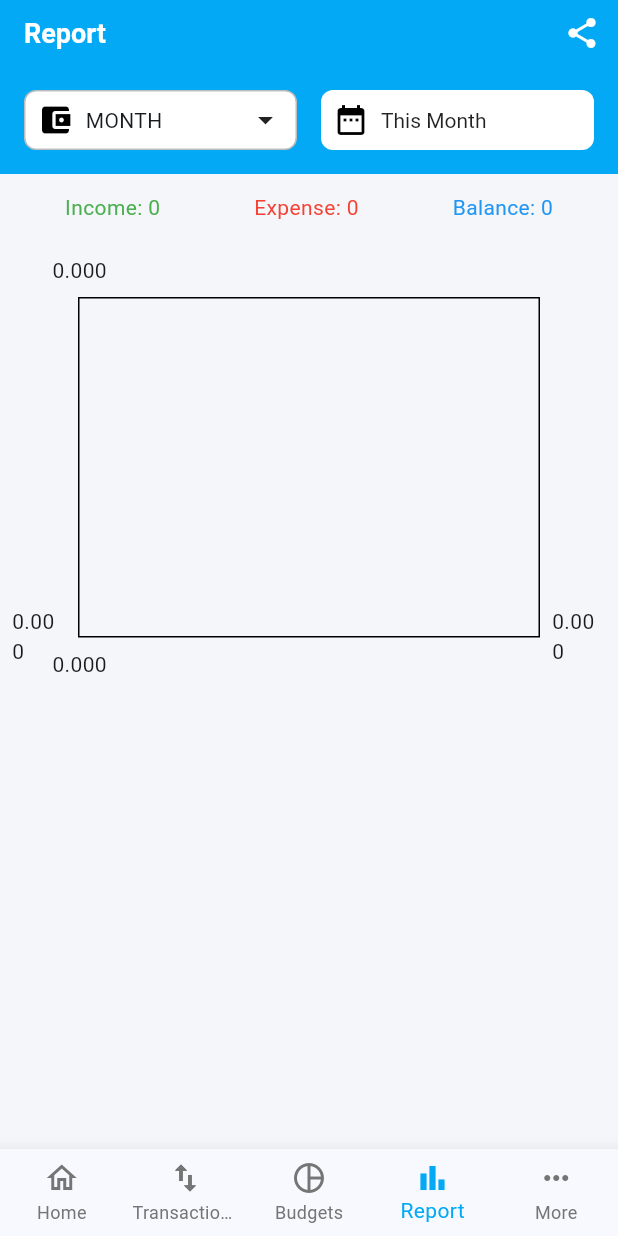
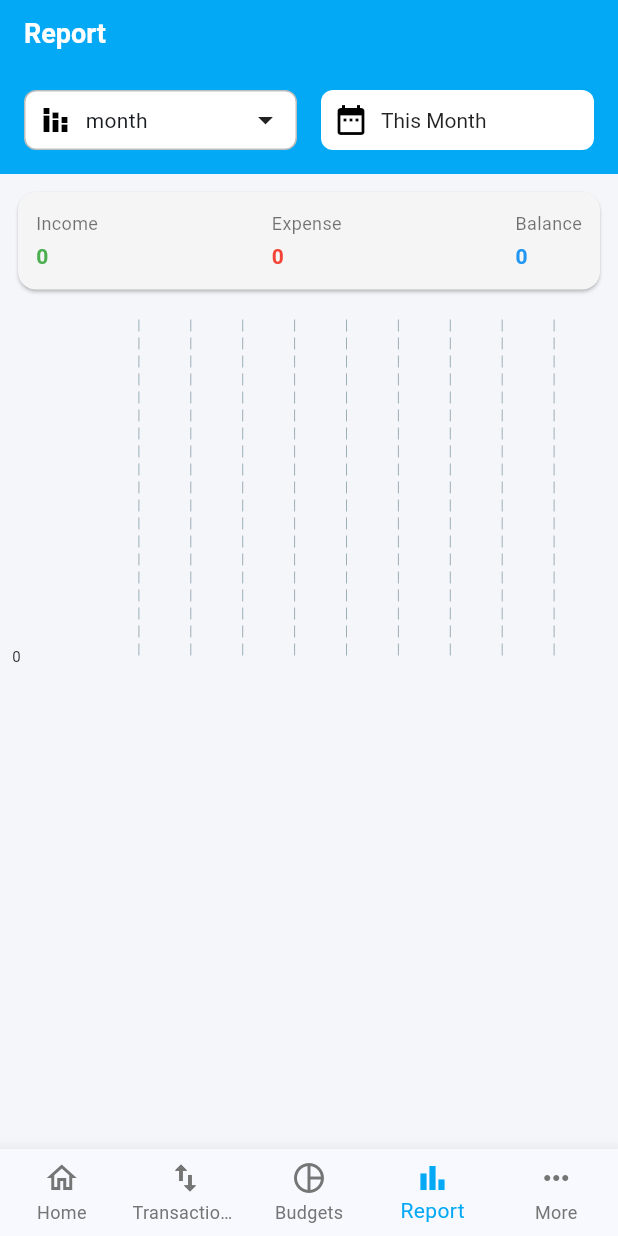
Before and after one commit to ciptosetiono/catatan-keuangan-mobile, a Flutter app: the screen it shows once a user with an empty profile is signed in, item 4 of the bottom bar chosen, on a phone screen of 412 x 824 dp. Run offline on Flutter 3.47's test engine with Material 3 defaults, Android fonts, the phone set to English and light mode, and no system bars; drawn by our look-alikes of fl_chart; our stand-ins replace cloud_firestore, csv, firebase_auth, firebase_core, google_sign_in, printing and 2 more; missing offline and left inert: month_year_picker; accounts and stored records are empty.

Commit message:
report chart and list

```diff
--- a/lib/screens/reports/display_option_selector.dart
+++ b/lib/components/forms/display_option_selector.dart
@@ -23,7 +23,7 @@ class DisplayOptionSelector extends StatelessWidget {
       ),
       child: Row(
         children: [
-          const Icon(Icons.account_balance_wallet, color: Colors.black),
+          const Icon(Icons.stacked_bar_chart, color: Colors.black),
           const SizedBox(width: 8),
 
           // Group By Filter (expand like a dropdown)
@@ -44,10 +44,7 @@ class DisplayOptionSelector extends StatelessWidget {
                   ],
               child: Row(
                 mainAxisAlignment: MainAxisAlignment.spaceBetween,
-                children: [
-                  Text(groupBy.toUpperCase()),
-                  const Icon(Icons.arrow_drop_down),
-                ],
+                children: [Text(groupBy), const Icon(Icons.arrow_drop_down)],
               ),
             ),
           ),
--- a/lib/components/reports/report_chart.dart
+++ b/lib/components/reports/report_chart.dart
@@ -2,32 +2,119 @@ import 'package:fl_chart/fl_chart.dart';
 import 'package:flutter/material.dart';
 
 class ReportChart extends StatelessWidget {
-  final List<Map<String, dynamic>> transactions;
+  final Map<String, List<Map<String, dynamic>>> groupedData;
+  final String groupBy;
 
-  const ReportChart({super.key, required this.transactions});
+  const ReportChart({
+    super.key,
+    required this.groupedData,
+    required this.groupBy,
+  });
 
   @override
   Widget build(BuildContext context) {
-    return LineChart(
-      LineChartData(
-        titlesData: FlTitlesData(show: true),
-        borderData: FlBorderData(show: true),
-        lineBarsData: [
-          LineChartBarData(
-            isCurved: true,
-            color: Colors.blue,
-            spots:
-                transactions.asMap().entries.map((e) {
-                  return FlSpot(
-                    e.key.toDouble(),
-                    (e.value["type"] == "income"
-                            ? e.value["amount"]
-                            : -e.value["amount"])
-                        .toDouble(),
+    return _buildBarChart();
+  }
+
+  /// 📊 Bar Chart (income & expense)
+  Widget _buildBarChart() {
+    final incomeByGroup = <String, double>{};
+    final expenseByGroup = <String, double>{};
+
+    groupedData.forEach((key, items) {
+      final income = items
+          .where((tx) => tx["type"] == "income")
+          .fold(0.0, (sum, tx) => sum + (tx["amount"] as num).toDouble());
+
+      final expense = items
+          .where((tx) => tx["type"] == "expense")
+          .fold(0.0, (sum, tx) => sum + (tx["amount"] as num).toDouble());
+
+      incomeByGroup[key] = income;
+      expenseByGroup[key] = expense;
+    });
+
+    final keys =
+        incomeByGroup.keys.toSet().union(expenseByGroup.keys.toSet()).toList()
+          ..sort();
+
+    final barGroups = <BarChartGroupData>[];
+
+    for (var i = 0; i < keys.length; i++) {
+      final key = keys[i];
+      final income = incomeByGroup[key] ?? 0;
+      final expense = expenseByGroup[key] ?? 0;
+
+      barGroups.add(
+        BarChartGroupData(
+          x: i,
+          barsSpace: 6, // jarak antar batang income & expense
+          barRods: [
+            BarChartRodData(
+              toY: income,
+              color: Colors.green,
+              width: 12,
+              borderRadius: BorderRadius.circular(3),
+            ),
+            BarChartRodData(
+              toY: expense,
+              color: Colors.red,
+              width: 12,
+              borderRadius: BorderRadius.circular(3),
+            ),
+          ],
+        ),
+      );
+    }
+
+    return BarChart(
+      BarChartData(
+        barGroups: barGroups,
+        gridData: FlGridData(show: true),
+        titlesData: FlTitlesData(
+          topTitles: AxisTitles(sideTitles: SideTitles(showTitles: false)),
+          rightTitles: AxisTitles(sideTitles: SideTitles(showTitles: false)),
+          bottomTitles: AxisTitles(
+            sideTitles: SideTitles(
+              showTitles: true,
+              reservedSize: 40,
+              getTitlesWidget: (value, meta) {
+                final index = value.toInt();
+                if (index < 0 || index >= keys.length) {
+                  return const SizedBox.shrink();
+                }
+                return Text(
+                  keys[index], // label bulan/tahun
+                  style: const TextStyle(fontSize: 10),
+                );
+              },
+            ),
+          ),
+          leftTitles: AxisTitles(
+            sideTitles: SideTitles(
+              showTitles: true,
+              reservedSize: 50,
+              getTitlesWidget: (value, meta) {
+                if (value >= 1000000) {
+                  return Text(
+                    '${(value / 1000000).toStringAsFixed(1)}M',
+                    style: const TextStyle(fontSize: 10),
                   );
-                }).toList(),
+                } else if (value >= 1000) {
+                  return Text(
+                    '${(value / 1000).toStringAsFixed(0)}K',
+                    style: const TextStyle(fontSize: 10),
+                  );
+                }
+                return Text(
+                  value.toInt().toString(),
+                  style: const TextStyle(fontSize: 10),
+                );
+              },
+            ),
           ),
-        ],
+        ),
+        borderData: FlBorderData(show: false),
       ),
     );
   }
--- a/lib/components/reports/report_filter.dart
+++ b/lib/components/reports/report_filter.dart
@@ -1,7 +1,7 @@
 import 'package:flutter/material.dart';
 import 'package:money_note/components/forms/date_filter_dropdown.dart';
 import 'package:money_note/constants/date_filter_option.dart';
-import 'package:money_note/screens/reports/display_option_selector.dart';
+import 'package:money_note/components/forms/display_option_selector.dart';
 
 class ReportFilter extends StatefulWidget implements PreferredSizeWidget {
   final DateFilterOption? selectedRange;
--- a/lib/components/reports/report_list.dart
+++ b/lib/components/reports/report_list.dart
@@ -1,30 +1,44 @@
 import 'package:flutter/material.dart';
-import 'package:intl/intl.dart';
+import 'package:money_note/components/reports/report_list_item.dart';
+import 'package:money_note/utils/currency_formatter.dart';
 
 class ReportList extends StatelessWidget {
-  final List<Map<String, dynamic>> transactions;
-
-  const ReportList({super.key, required this.transactions});
+  final Map<String, List<Map<String, dynamic>>> groupedData;
+  final String groupBy;
+  const ReportList({
+    super.key,
+    required this.groupedData,
+    required this.groupBy,
+  });
 
   @override
   Widget build(BuildContext context) {
+    final keys = groupedData.keys.toList()..sort();
+    final CurrencyFormatter currencyFormatter = CurrencyFormatter();
     return ListView.builder(
-      itemCount: transactions.length,
+      itemCount: keys.length,
       itemBuilder: (ctx, i) {
-        final tx = transactions[i];
-        return ListTile(
-          title: Text(
-            "${tx["categoryName"] ?? "-"} - Rp ${tx["amount"].toString()}",
-          ),
-          subtitle: Text(
-            "${DateFormat("yyyy-MM-dd").format(tx["date"].toDate())} | ${tx["accountName"] ?? "-"}",
-          ),
-          trailing: Text(
-            tx["type"] == "income" ? "+" : "-",
-            style: TextStyle(
-              color: tx["type"] == "income" ? Colors.green : Colors.red,
-            ),
-          ),
+        final key = keys[i];
+        final items = groupedData[key]!;
+
+        final totalIncome = items
+            .where((tx) => tx["type"] == "income")
+            .fold(0.0, (sum, tx) => sum + (tx["amount"] as num).toDouble());
+
+        final totalExpense = items
+            .where((tx) => tx["type"] == "expense")
+            .fold(0.0, (sum, tx) => sum + (tx["amount"] as num).toDouble());
+
+        final totalBalance = totalIncome - totalExpense;
+
+        return ReportListItem(
+          dataKey: key,
+          title: key,
+          subtitle:
+              "Income: ${currencyFormatter.encode(totalIncome)} | "
+              "Expense: ${currencyFormatter.encode(totalExpense)} | "
+              "Balance: ${currencyFormatter.encode(totalBalance)}",
+          items: items,
         );
       },
     );
--- a/lib/components/reports/report_summary.dart
+++ /dev/null
@@ -1,38 +0,0 @@
-import 'package:flutter/material.dart';
-
-class ReportSummary extends StatelessWidget {
-  final double income;
-  final double expense;
-  final double balance;
-
-  const ReportSummary({
-    super.key,
-    required this.income,
-    required this.expense,
-    required this.balance,
-  });
-
-  @override
-  Widget build(BuildContext context) {
-    return Padding(
-      padding: const EdgeInsets.all(12.0),
-      child: Row(
-        mainAxisAlignment: MainAxisAlignment.spaceAround,
-        children: [
-          Text(
-            "Income: ${income.toStringAsFixed(0)}",
-            style: const TextStyle(color: Colors.green),
-          ),
-          Text(
-            "Expense: ${expense.toStringAsFixed(0)}",
-            style: const TextStyle(color: Colors.red),
-          ),
-          Text(
-            "Balance: ${balance.toStringAsFixed(0)}",
-            style: const TextStyle(color: Colors.blue),
-          ),
-        ],
-      ),
-    );
-  }
-}
--- a/lib/screens/reports/report_screen.dart
+++ b/lib/screens/reports/report_screen.dart
@@ -1,9 +1,11 @@
 import 'package:flutter/material.dart';
+import 'package:cloud_firestore/cloud_firestore.dart';
+import 'package:intl/intl.dart';
 import 'package:money_note/constants/date_filter_option.dart';
 import 'package:money_note/components/reports/report_chart.dart';
 import 'package:money_note/components/reports/report_filter.dart';
+import 'package:money_note/components/transactions/transaction_summary_card.dart';
 import 'package:money_note/components/reports/report_list.dart';
-import 'package:money_note/components/reports/report_summary.dart';
 import 'package:money_note/services/transaction_service.dart';
 
 class ReportScreen extends StatefulWidget {
@@ -19,7 +21,7 @@ class _ReportScreenState extends State<ReportScreen> {
   DateTime? toDate;
   String? selectedLabel;
 
-  String groupBy = "month";
+  String groupBy = "day";
   List<Map<String, dynamic>> transactions = [];
 
   double income = 0;
@@ -36,8 +38,11 @@ class _ReportScreenState extends State<ReportScreen> {
     TransactionService()
         .getTransactionsStream(fromDate: fromDate, toDate: toDate)
         .listen((txList) {
-          transactions = txList.map((tx) => tx.toMap()).toList();
-          _calculateSummary();
+          setState(() {
+            transactions = txList.map((tx) => tx.toMap()).toList();
+            debugPrint(transactions.toString());
+            _calculateSummary();
+          });
         });
   }
 
@@ -54,6 +59,46 @@ class _ReportScreenState extends State<ReportScreen> {
     balance = income - expense;
   }
 
+  Map<String, List<Map<String, dynamic>>> _groupTransactions() {
+    Map<String, List<Map<String, dynamic>>> grouped = {};
+
+    for (var tx in transactions) {
+      final rawDate = tx["date"];
+      late DateTime date;
+
+      if (rawDate is Timestamp) {
+        date = rawDate.toDate();
+      } else if (rawDate is DateTime) {
+        date = rawDate;
+      } else {
+        throw Exception("Unknown date type: $rawDate");
+      }
+      String key;
+      switch (groupBy) {
+        case "day":
+          key = DateFormat("dd MMM yyyy").format(date);
+          break;
+        case "week":
+          final weekOfYear = ((date.dayOfYear - date.weekday + 10) / 7).floor();
+          key = "Week $weekOfYear, ${date.year}";
+          break;
+        case "month":
+          key = DateFormat("MMM yyyy").format(date);
+          break;
+        case "year":
+          key = date.year.toString();
+          break;
+        default:
+          key = DateFormat("dd MMM yyyy").format(date);
+      }
+
+      grouped.putIfAbsent(key, () => []);
+      grouped[key]!.add(tx);
+    }
+
+    return grouped;
+  }
+
   void _applyDateFilter(
     DateFilterOption option, {
     DateTime? from,
@@ -63,8 +108,8 @@ class _ReportScreenState extends State<ReportScreen> {
     setState(() {
       selectedRange = option;
       selectedLabel = label;
-      from = from;
-      to = to;
+      fromDate = from;
+      toDate = to;
     });
     _loadTransactions();
   }
@@ -90,49 +135,47 @@ class _ReportScreenState extends State<ReportScreen> {
     return Scaffold(
       appBar: AppBar(
         title: const Text("Report"), // kosong atau back button
-        actions: [
-          PopupMenuButton<String>(
-            onSelected: _export,
-            itemBuilder:
-                (context) => [
-                  const PopupMenuItem(
-                    value: "csv",
-                    child: Text("Export as CSV"),
-                  ),
-                  const PopupMenuItem(
-                    value: "pdf",
-                    child: Text("Export as PDF"),
-                  ),
-                  const PopupMenuItem(
-                    value: "pdf_preview",
-                    child: Text("Preview PDF"),
-                  ),
-                ],
-            icon: const Icon(Icons.share),
-          ),
-        ],
         bottom: ReportFilter(
           groupBy: "month",
           selectedRange: DateFilterOption.thisMonth,
           onDateRangePicked: _applyDateFilter,
           onGroupChanged: (group) {
-            // update data laporan sesuai groupBy
+            setState(() {
+              groupBy = group;
+            });
           },
         ),
       ),
       body: Column(
         children: [
-          ReportSummary(income: income, expense: expense, balance: balance),
+          TransactionSummaryCard(
+            income: income,
+            expense: expense,
+            balance: balance,
+          ),
           Expanded(
             flex: 1,
             child: Padding(
               padding: const EdgeInsets.all(8.0),
-              child: ReportChart(transactions: transactions),
+              child: ReportChart(
+                groupedData: _groupTransactions(),
+                groupBy: groupBy,
+              ),
             ),
           ),
-          Expanded(flex: 1, child: ReportList(transactions: transactions)),
+          Expanded(
+            flex: 1,
+            child: ReportList(
+              groupedData: _groupTransactions(),
+              groupBy: groupBy,
+            ),
+          ),
         ],
       ),
     );
   }
 }
+
+extension DayOfYear on DateTime {
+  int get dayOfYear => int.parse(DateFormat("D").format(this));
+}
--- a/lib/screens/transactions/transaction_form_screen.dart
+++ b/lib/screens/transactions/transaction_form_screen.dart
@@ -73,10 +73,12 @@ class _TransactionFormScreenState extends State<TransactionFormScreen> {
 
   Future<void> _loadInitialData() async {
     CategoryService().getCategoryStream(type: _type).listen((list) {
+      if (!mounted) return;
       setState(() => _categories = list);
     });
 
     WalletService().getWalletStream().listen((list) {
+      if (!mounted) return;
       setState(() => _wallets = list);
     });
   }
@@ -91,7 +93,7 @@ class _TransactionFormScreenState extends State<TransactionFormScreen> {
       return;
     }
 
-    setState(() => _isSubmitting = true);
+    if (mounted) setState(() => _isSubmitting = true);
 
     final title = _titleController.text.trim();
     // Remove all non-digit and non-decimal separator characters
--- a/lib/screens/transactions/transaction_screen.dart
+++ b/lib/screens/transactions/transaction_screen.dart
@@ -89,6 +89,8 @@ class _TransactionScreenState extends State<TransactionScreen> {
         title: _titleFilter,
       );
 
+      if (!mounted) return;
+
       if (snapshot.docs.isNotEmpty) {
         _lastDocument = snapshot.docs.last;
 
@@ -112,6 +114,7 @@ class _TransactionScreenState extends State<TransactionScreen> {
   }
 
   Future<void> _loadSummary() async {
+    if (!mounted) return;
     setState(() => _isSummaryLoading = true);
     try {
       final result = await TransactionService().getSummary(
@@ -140,6 +143,7 @@ class _TransactionScreenState extends State<TransactionScreen> {
     DateTime? to,
     String? label,
   }) {
+    if (!mounted) return;
     setState(() {
       _selectedDateFilter = option;
       _selectedDateLabel = label;
@@ -156,6 +160,7 @@ class _TransactionScreenState extends State<TransactionScreen> {
     String? category,
     String? title,
   }) {
+    if (!mounted) return;
     setState(() {
       _typeFilter = type;
       _walletFilter = wallet;
@@ -204,6 +209,7 @@ class _TransactionScreenState extends State<TransactionScreen> {
                   child: WalletFilterDropdown(
                     value: _walletFilter,
                     onChanged: (val) {
+                      if (!mounted) return;
                       setState(() => _walletFilter = val);
                       _loadTransactions(reset: true);
                       _loadSummary();
```
Also changed, not shown: lib/components/reports/report_list_item.dart (added, +58 -0 lines).
